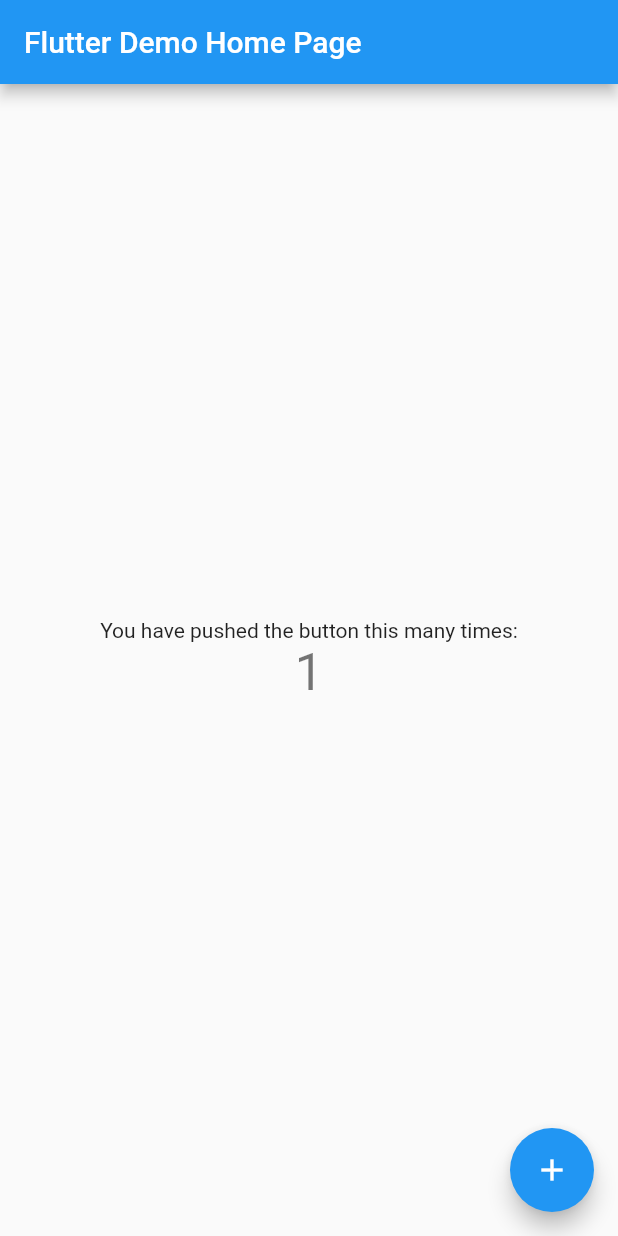
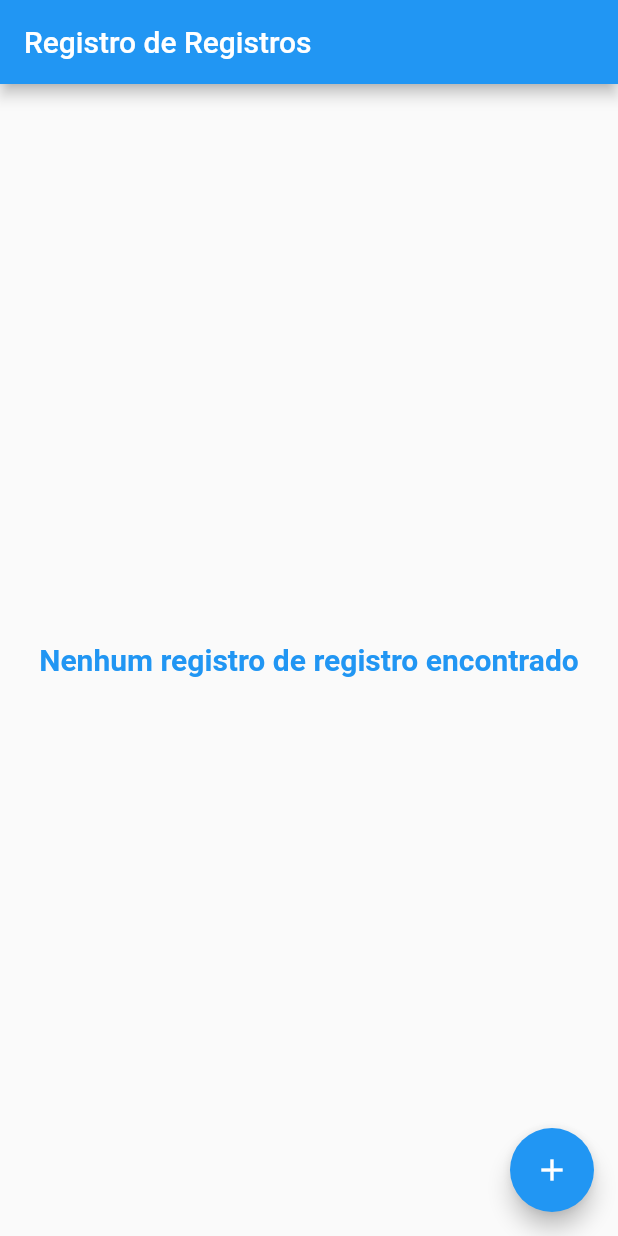
Before and after one commit to svcto/trabalho_localizacao, a Flutter app: the screen it shows after launch, after a tap on the "add" icon, on a phone screen of 412 x 824 dp. Run offline on Flutter 3.47's test engine with Material 2 defaults, Android fonts, the light colour scheme and no system bars; our stand-ins replace geolocator, sqflite; missing offline and left inert: maps_launcher; accounts and stored records are empty.

Commit message:
deu boa agora

```diff
--- /dev/null
+++ b/lib/dao/registro_dao.dart
@@ -0,0 +1,40 @@
+import '../database/provider.dart';
+import '../entity/registro.dart';
+
+class RegistroDao {
+  final databaseProvider = DatabaseProvider.instance;
+
+  Future<bool> salvar(Registro ponto) async {
+    final database = await databaseProvider.database;
+    final valores = ponto.toMap();
+    if (ponto.id == 0 || ponto.id == null) {
+      ponto.id = await database.insert(Registro.nomeTabela, valores);
+      return true;
+    } else {
+      final registrosAtualizados = await database.update(
+        Registro.nomeTabela,
+        valores,
+        where: '${Registro.campoId} = ?',
+        whereArgs: [ponto.id],
+      );
+      return registrosAtualizados > 0;
+    }
+  }
+
+
+  Future<List<Registro>> getLista() async {
+    final database = await databaseProvider.database;
+    final resultado = await database.query(
+      Registro.nomeTabela,
+      columns: [
+        Registro.campoId,
+        Registro.campoLocalizacao,
+        Registro.campoDataHora,
+      ],
+
+    );
+    return resultado.map((m) => Registro.fromMap(m)).toList();
+  }
+
+
+}
--- /dev/null
+++ b/lib/database/provider.dart
@@ -0,0 +1,42 @@
+import 'package:sqflite/sqflite.dart';
+
+import '../entity/registro.dart';
+
+class DatabaseProvider {
+  static const _dbName = 'ponto_gps.db';
+  static const _dbVersion = 1;
+
+  DatabaseProvider._init();
+  static final DatabaseProvider instance = DatabaseProvider._init();
+
+  Database? _database;
+
+  Future<Database> get database async => _database ??= await _initDatabase();
+
+  Future<Database> _initDatabase() async {
+    final databasesPath = await getDatabasesPath();
+    final dbPath = '$databasesPath/$_dbName';
+    return await openDatabase(
+        dbPath,
+        version: _dbVersion,
+        onCreate: _onCreate
+    );
+  }
+
+  Future<void> _onCreate(Database db, int version) async {
+    await db.execute('''
+      CREATE TABLE ${Registro.nomeTabela} (
+        ${Registro.campoId} INTEGER PRIMARY KEY AUTOINCREMENT,
+        ${Registro.campoDataHora} TEXT,
+        ${Registro.campoLocalizacao} TEXT
+      );
+    ''');
+  }
+
+
+  Future<void> close() async {
+    if (_database != null) {
+      await _database!.close();
+    }
+  }
+}
--- /dev/null
+++ b/lib/entity/registro.dart
@@ -0,0 +1,45 @@
+import 'package:intl/intl.dart';
+
+class Registro{
+
+  static const nomeTabela = 'registros';
+  static const campoId = 'id';
+  static const campoLocalizacao = 'localizacao';
+  static const campoDataHora = 'horario';
+
+
+  int? id;
+  DateTime? dataRegistro= DateTime.now();
+  String localizacao;
+
+
+  Registro({ required this.id, required this.localizacao, this.dataRegistro});
+
+  String get dataCadastroFormatado{
+    DateTime? reg = dataRegistro;
+    String formattedDate = DateFormat('dd/MM/yyyy').format(reg!);
+    return formattedDate;
+  }
+
+
+
+  Map<String, dynamic> toMap() => {
+    //campoId: id == 0 ? null: id,
+    campoLocalizacao: localizacao,
+    campoDataHora:
+    dataRegistro == null ? null : DateFormat("dd/MM/yyyy HH:mm:ss").format(dataRegistro!)
+  };
+
+  factory Registro.fromMap(Map<String, dynamic> map) => Registro(
+    id: map[campoId] is int ? map[campoId] : null,
+    localizacao: map[campoLocalizacao] is String ? map[campoLocalizacao] : '',
+    dataRegistro: map[campoDataHora] is String ? DateFormat("dd/MM/yyyy HH:mm:ss").parse(map[campoDataHora])
+        : null,
+  );
+
+
+
+
+
+
+}
--- a/lib/main.dart
+++ b/lib/main.dart
@@ -1,4 +1,5 @@
 import 'package:flutter/material.dart';
+import 'package:trabalho_localizacao/pages/principal.dart';
 
 void main() {
   runApp(const MyApp());
@@ -11,59 +12,12 @@
   @override
   Widget build(BuildContext context) {
     return MaterialApp(
-      title: 'Flutter Demo',
+      title: 'Controle de Ponto - MD',
       theme: ThemeData(
+
         primarySwatch: Colors.blue,
       ),
-      home: const MyHomePage(title: 'Flutter Demo Home Page'),
+      home: Principal(),
     );
   }
 }
-
-class MyHomePage extends StatefulWidget {
-  const MyHomePage({super.key, required this.title});
-
-  final String title;
-
-  @override
-  State<MyHomePage> createState() => _MyHomePageState();
-}
-
-class _MyHomePageState extends State<MyHomePage> {
-  int _counter = 0;
-
-  void _incrementCounter() {
-    setState(() {
-      _counter++;
-    });
-  }
-
-  @override
-  Widget build(BuildContext context) {
-
-    return Scaffold(
-      appBar: AppBar(
-        title: Text(widget.title),
-      ),
-      body: Center(
-        child: Column(
-          mainAxisAlignment: MainAxisAlignment.center,
-          children: <Widget>[
-            const Text(
-              'You have pushed the button this many times:',
-            ),
-            Text(
-              '$_counter',
-              style: Theme.of(context).textTheme.headlineMedium,
-            ),
-          ],
-        ),
-      ),
-      floatingActionButton: FloatingActionButton(
-        onPressed: _incrementCounter,
-        tooltip: 'Increment',
-        child: const Icon(Icons.add),
-      ), // This trailing comma makes auto-formatting nicer for build methods.
-    );
-  }
-}
--- /dev/null
+++ b/lib/pages/principal.dart
@@ -0,0 +1,224 @@
+import 'package:flutter/material.dart';
+import 'package:geolocator/geolocator.dart';
+import 'package:maps_launcher/maps_launcher.dart';
+import '../dao/registro_dao.dart';
+import '../entity/registro.dart';
+import 'package:intl/intl.dart';
+
+class Principal extends StatefulWidget{
+  Principal({Key? key}) : super(key: key);
+
+  _PrincipalState createState() => _PrincipalState();
+}
+
+class _PrincipalState extends State<Principal> {
+  Position? _localizacaoAtual;
+  final _controller = TextEditingController();
+
+  String get _textoLocalizacao =>
+      _localizacaoAtual == null ? '' :
+      'Latitude: ${_localizacaoAtual!
+          .latitude}  |  Longetude: ${_localizacaoAtual!.longitude}';
+
+
+  final _registros = <Registro>[];
+  var _carregando = false;
+  final _dao = RegistroDao();
+
+  @override
+  void initState() {
+    // super.initState();
+  }
+
+  @override
+  Widget build(BuildContext context) {
+    return Scaffold(
+      appBar: AppBar(title: Text('Registro de Registros')),
+      body: _criarBody(),
+      floatingActionButton: FloatingActionButton(
+        tooltip: 'Registrar Registro',
+        child: const Icon(Icons.add),
+        onPressed: _obterLocalizacaoAtual,
+      ),
+    );
+  }
+
+  Widget _criarBody() {
+    if (_carregando) {
+      return Column(
+        mainAxisAlignment: MainAxisAlignment.center,
+        children: [
+          Align(
+            alignment: AlignmentDirectional.center,
+            child: CircularProgressIndicator(),
+          ),
+          Align(
+            alignment: AlignmentDirectional.center,
+            child: Padding(
+              padding: EdgeInsets.only(top: 10),
+              child: Text(
+                'Carregando seus registros de registro',
+                style: TextStyle(
+                  fontSize: 20,
+                  fontWeight: FontWeight.bold,
+                  color: Theme
+                      .of(context)
+                      .primaryColor,
+                ),
+              ),
+            ),
+          ),
+        ],
+      );
+    }
+    if (_registros.isEmpty) {
+      return Center(
+        child: Text(
+          'Nenhum registro de registro encontrado',
+          style: TextStyle(
+            fontSize: 20,
+            fontWeight: FontWeight.bold,
+            color: Theme
+                .of(context)
+                .primaryColor,
+          ),
+        ),
+      );
+    }
+    return ListView.builder(
+        itemCount: _registros.length,
+        itemBuilder: (BuildContext context, int index) {
+          final registro = _registros[index];
+          return ListTile(
+            title: Text(
+              '${registro.id} - ${registro.dataRegistro}',
+
+            ),
+            subtitle: Text(registro.localizacao == null
+                ? 'Registro sem localizacao'
+                : 'Localizacao - ${registro.localizacao}',
+
+            ),
+          );
+        });
+  }
+
+  void _obterLocalizacaoAtual() async {
+    bool servicoHabilitado = await servicoAtivo();
+    if (!servicoHabilitado) {
+      return;
+    }
+    bool permitido = await this.permitido();
+    if (!permitido) {
+      return;
+    }
+
+    _localizacaoAtual = await Geolocator.getCurrentPosition();
+
+    String _textoLocalizacao = 'Latitude: ${_localizacaoAtual!
+        .latitude}, Longitude: ${_localizacaoAtual!.longitude}';
+
+    DateTime dataHoraAtual = DateTime.now();
+    String textoDataHoraAtual = DateFormat('dd/MM/yyyy HH:mm:ss').format(
+        dataHoraAtual);
+
+    Registro novo = Registro(
+        id: null,
+        localizacao: _textoLocalizacao,
+        dataRegistro: dataHoraAtual
+    );
+    await _dao.salvar(novo);
+
+
+    _atualizarLista();
+
+    setState(() {
+
+    });
+  }
+
+
+
+  void _abrirNoMapaExterno() {
+    if (_controller.text
+        .trim()
+        .isEmpty) {
+      return;
+    }
+    MapsLauncher.launchQuery(_controller.text);
+  }
+
+  void _abrirCoordenadasNoMapaExterno() {
+    if (_localizacaoAtual == null) {
+      return;
+    }
+    MapsLauncher.launchCoordinates(
+        _localizacaoAtual!.latitude, _localizacaoAtual!.longitude);
+  }
+
+  Future<bool> servicoAtivo() async {
+    bool ativo = await Geolocator.isLocationServiceEnabled();
+    if (!ativo) {
+      await _mostrarMensagemDialog(
+          'Para utilizar esse recurso, você deverá ativar o serviço de localização!!');
+      Geolocator.openLocationSettings();
+      return false;
+    }
+    return true;
+  }
+
+  Future<bool> permitido() async {
+    LocationPermission permissao = await Geolocator.checkPermission();
+    if (permissao == LocationPermission.denied) {
+      permissao = await Geolocator.requestPermission();
+      if (permissao == LocationPermission.denied) {
+        _mostrarMensagem( 'Não será possível utilizar o recurso por falta de permissão!!');
+        return false;
+      }
+    }
+    if (permissao == LocationPermission.deniedForever) {
+      await _mostrarMensagemDialog(
+          'Para utilizar esse recurso, você deverá acessar as configurações '
+              'do appe permitir a utilização do serviço de localização');
+      Geolocator.openAppSettings();
+      return false;
+    }
+    return true;
+  }
+
+  void _mostrarMensagem(String mensagem) {
+    ScaffoldMessenger.of(context).showSnackBar(
+        SnackBar(content: Text(mensagem)));
+  }
+
+  Future<void> _mostrarMensagemDialog(String mensagem) async {
+    await showDialog(
+      context: context,
+      builder: (_) =>
+          AlertDialog(
+            title: Text('Atenção'),
+            content: Text(mensagem),
+            actions: [
+              TextButton(
+                onPressed: () => Navigator.of(context).pop(),
+                child: Text('OK'),
+              ),
+            ],
+          ),
+    );
+  }
+
+  void _atualizarLista() async {
+    setState(() {
+      _carregando = true;
+    });
+    final registros = await _dao.getLista();
+    setState(() {
+      _registros.clear();
+      _carregando = false;
+      if (registros.isNotEmpty) {
+        _registros.addAll(registros);
+      }
+    });
+  }
+}
--- a/pubspec.yaml
+++ b/pubspec.yaml
@@ -36,6 +36,9 @@
   # Use with the CupertinoIcons class for iOS style icons.
   cupertino_icons: ^1.0.2
   geolocator: ^9.0.2
+  maps_launcher: ^2.2.0
+  intl: ^0.17.0
+  sqflite: ^2.0.0+3
 
 dev_dependencies:
   flutter_test:
```
Also changed, not shown: 4 other files.
